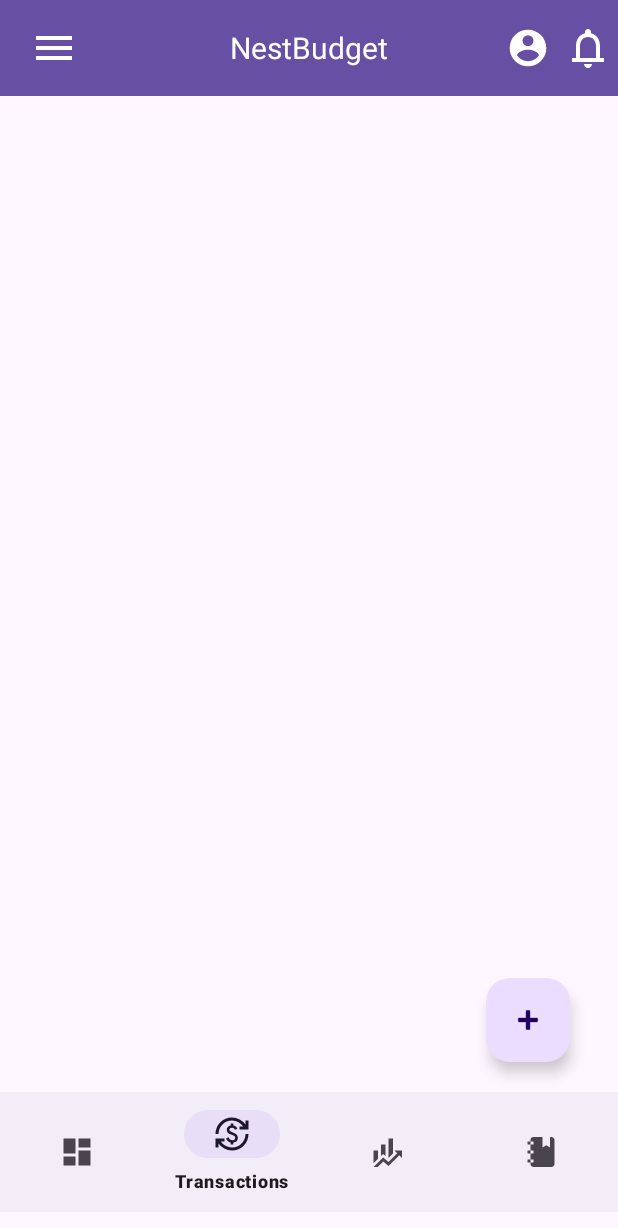
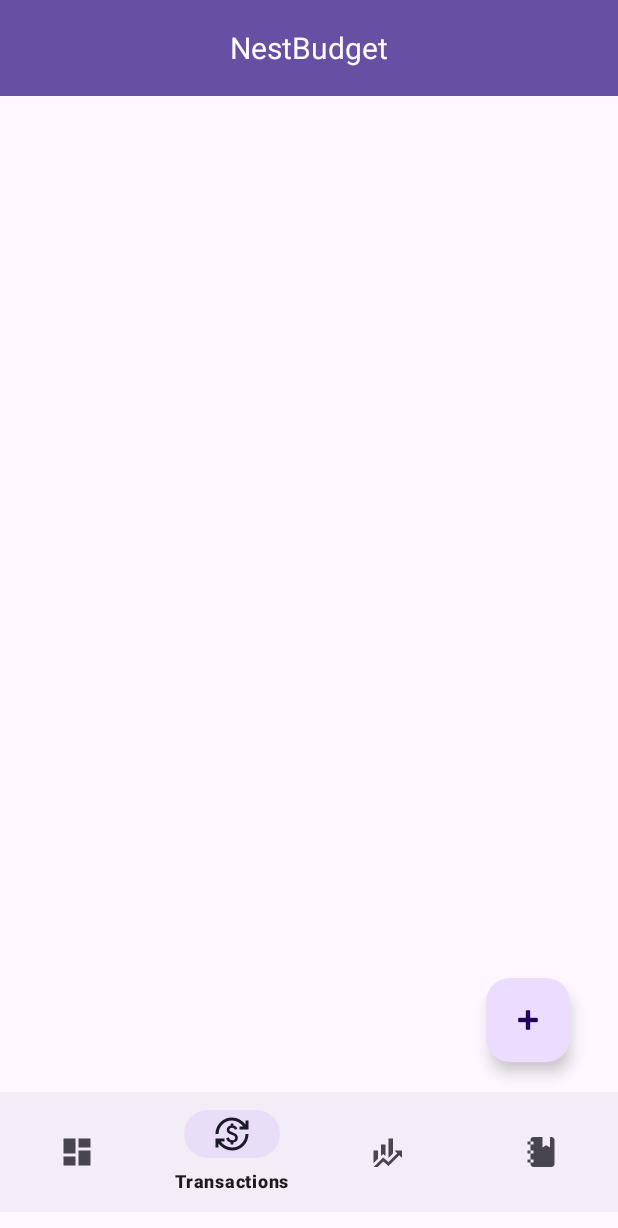
Before and after one commit to sidmttl/NestBudget, an Android app: the TransactionActivity screen opened directly, with no data from a screen before it, on a phone screen of 412 x 824 dp. Shown: the top 1228 px of the screen. Run offline under Robolectric (Android 15) with nearby library versions, the phone set to English and light mode, and no system bars; our stand-ins replace Firebase (no records; nobody signed in at launch, a user with empty details on screens opened directly); 1 statement that could not run was skipped.

Commit message:
Removing hamburger menu, profile and notifications from top bar on all activities except for the main menu. Main menu will only have these options.

```diff
--- a/app/src/main/java/com/example/nestbudget/TransactionActivity.java
+++ b/app/src/main/java/com/example/nestbudget/TransactionActivity.java
@@ -6,12 +6,15 @@ import android.view.LayoutInflater;
 import android.view.View;
 import android.widget.ArrayAdapter;
 import android.widget.EditText;
+import android.widget.ImageView;
 import android.widget.Spinner;
 import android.widget.Toast;
 
 import androidx.annotation.NonNull;
 import androidx.appcompat.app.AlertDialog;
 import androidx.appcompat.app.AppCompatActivity;
+import androidx.core.view.GravityCompat;
+import androidx.drawerlayout.widget.DrawerLayout;
 import androidx.recyclerview.widget.LinearLayoutManager;
 import androidx.recyclerview.widget.RecyclerView;
 
@@ -36,6 +39,8 @@ public class TransactionActivity extends AppCompatActivity {
     private String familyCode;
     private String userID;
 
+    private DrawerLayout drawerLayout;
+
     private DatabaseReference databaseRef;
 
     @Override
@@ -51,6 +56,9 @@ public class TransactionActivity extends AppCompatActivity {
 
         recyclerViewTransactions = findViewById(R.id.recyler_view);
         fabAddTransaction = findViewById(R.id.floatingActionButton2);
+        ImageView menuIcon = findViewById(R.id.menu_icon);
+        drawerLayout = findViewById(R.id.drawer_layout);
+        menuIcon.setOnClickListener(view -> drawerLayout.openDrawer(GravityCompat.START));
         bottomNavigationView = findViewById(R.id.bottom_navigation);
 
         bottomNavigationView.setSelectedItemId(R.id.menu_transactions);
@@ -146,7 +154,10 @@ public class TransactionActivity extends AppCompatActivity {
         builder.setNegativeButton("Cancel", (dialog, which) -> dialog.cancel());
 
         builder.show();
+
+
     }
+
 
     @Override
     protected void onResume() {
--- a/app/src/main/res/layout/activity_transactions.xml
+++ b/app/src/main/res/layout/activity_transactions.xml
@@ -30,29 +30,7 @@
                 android:textColor="@android:color/white"
                 android:textSize="20sp" />
 
-            <ImageView
-                android:id="@+id/notification_icon"
-                android:layout_width="40dp"
-                android:layout_height="40dp"
-                android:layout_gravity="end"
-                android:padding="4dp"
-                android:src="@drawable/ic_notifications" />
 
-            <ImageView
-                android:id="@+id/menu_icon"
-                android:layout_width="40dp"
-                android:layout_height="40dp"
-                android:layout_gravity="start"
-                android:padding="4dp"
-                android:src="@drawable/ic_menu" />
-
-            <ImageView
-                android:id="@+id/profile_icon"
-                android:layout_width="40dp"
-                android:layout_height="40dp"
-                android:layout_gravity="end"
-                android:padding="5dp"
-                android:src="@drawable/ic_profile" />
         </androidx.appcompat.widget.Toolbar>
 
         <androidx.recyclerview.widget.RecyclerView
```
Also changed, not shown: app/src/main/res/layout/activity_insights.xml (+0 -20 lines), app/src/main/res/layout/activity_to_buy_list.xml (+0 -23 lines).
